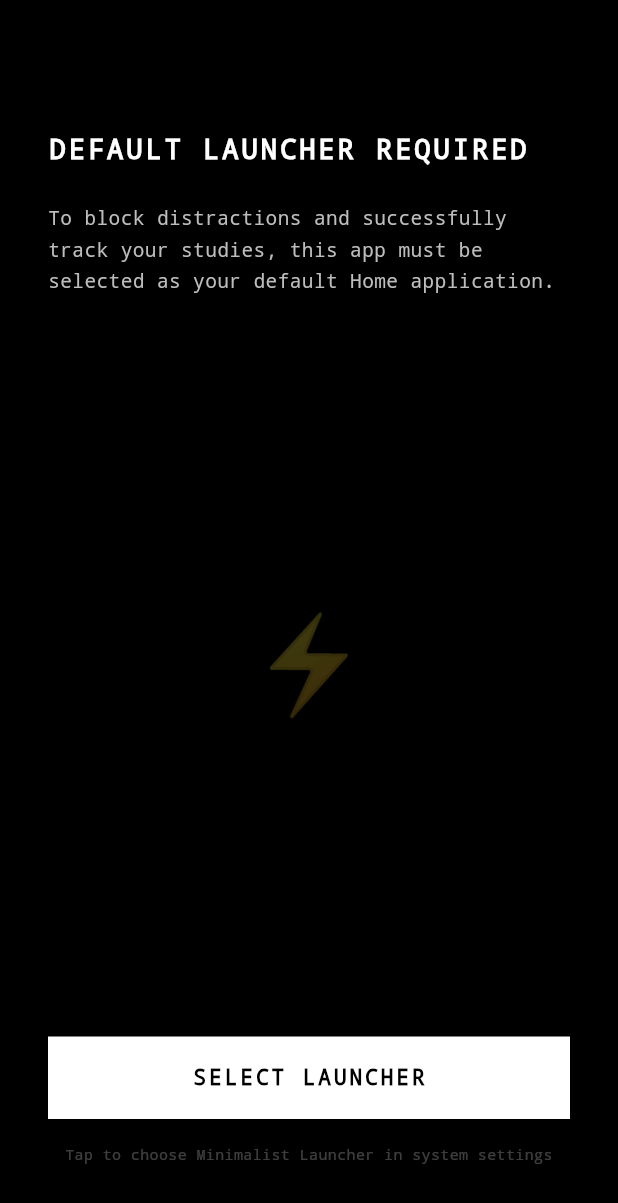
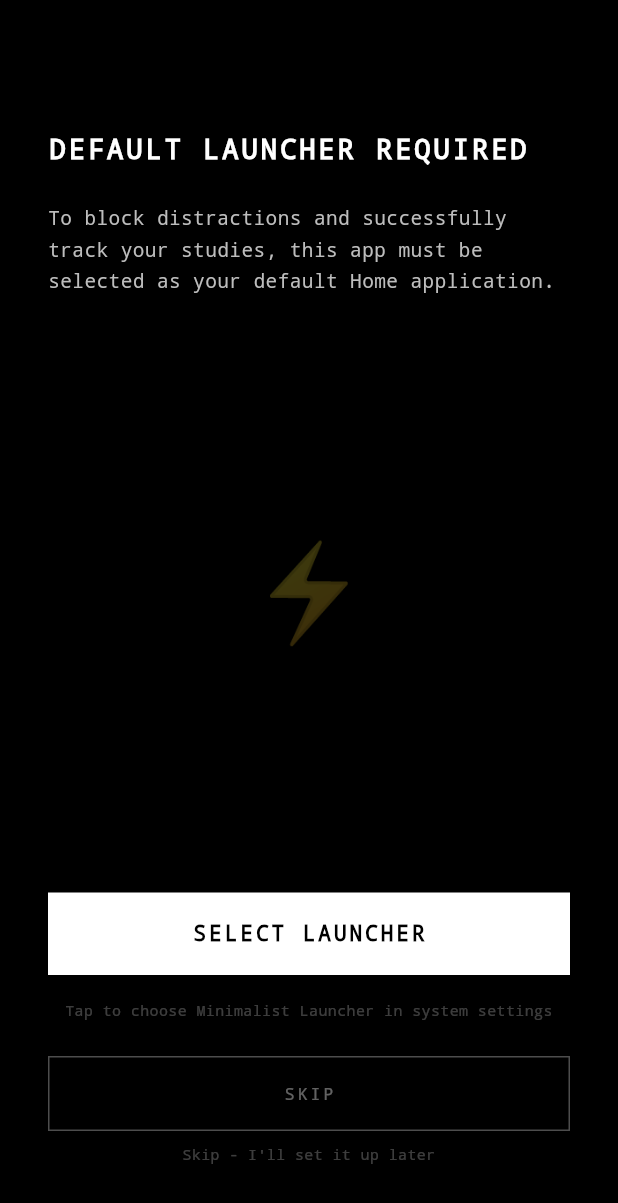
Before and after one commit to HarshDikshit/monophone, a Flutter app: the screen it shows after launch, on a phone screen of 412 x 824 dp. Shown: the top 1203 px of the screen. Run offline on Flutter 3.47's test engine with Material 3 defaults, Android fonts, the phone set to English and light mode, and no system bars; our stand-ins replace audioplayers, package_info_plus, qr_flutter, share_plus, shared_preferences; network calls fail.

Commit message:
add: skip button on default launcher screen

```diff
--- /dev/null
+++ b/frontend/devtools_options.yaml
@@ -0,0 +1,3 @@
+description: This file stores settings for Dart & Flutter DevTools.
+documentation: https://docs.flutter.dev/tools/devtools/extensions#configure-extension-enablement-states
+extensions:
--- a/frontend/lib/screens/launcher_home.dart
+++ b/frontend/lib/screens/launcher_home.dart
@@ -1671,6 +1671,39 @@
                       const SizedBox(height: 16),
                       const Text(
                         'Tap to choose Minimalist Launcher in system settings',
+                        textAlign: TextAlign.center,
+                        style: TextStyle(
+                          color: Colors.white24,
+                          fontSize: 10,
+                          fontFamily: 'monospace',
+                        ),
+                      ),
+                      const SizedBox(height: 24),
+                      GestureDetector(
+                        onTap: () async {
+                          await state.skipDefaultLauncher();
+                        },
+                        child: Container(
+                          height: 50,
+                          decoration: BoxDecoration(
+                            border: Border.all(color: Colors.white30),
+                          ),
+                          child: const Center(
+                            child: Text(
+                              'SKIP',
+                              style: TextStyle(
+                                color: Colors.white38,
+                                letterSpacing: 2,
+                                fontFamily: 'monospace',
+                                fontSize: 11,
+                              ),
+                            ),
+                          ),
+                        ),
+                      ),
+                      const SizedBox(height: 8),
+                      const Text(
+                        'Skip - I\'ll set it up later',
                         textAlign: TextAlign.center,
                         style: TextStyle(
                           color: Colors.white24,
--- a/frontend/pubspec.yaml
+++ b/frontend/pubspec.yaml
@@ -16,7 +16,7 @@
 # https://developer.apple.com/library/archive/documentation/General/Reference/InfoPlistKeyReference/Articles/CoreFoundationKeys.html
 # In Windows, build-name is used as the major, minor, and patch parts
 # of the product and file versions while build-number is used as the build suffix.
-version: 2.0.0+3
+version: 2.1.10+4
 
 environment:
   sdk: ^3.11.0
```
Also changed, not shown: frontend/lib/services/launcher_state.dart (+9 -1 lines), 1 other file.
